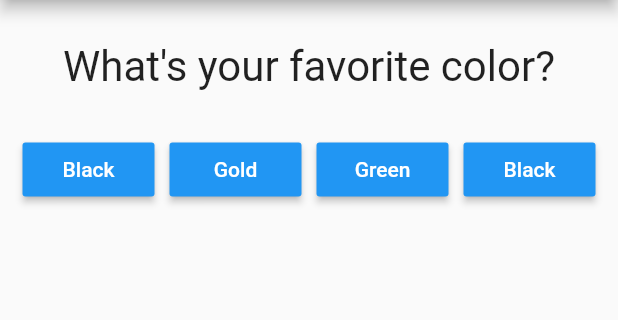
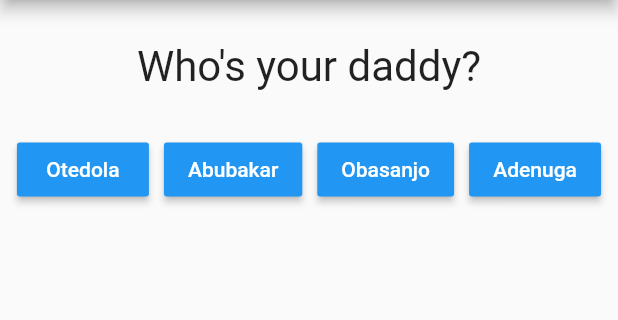
Before and after one commit to Nazianzen/quiz_app, a Flutter app: the screen it shows after launch, after a tap on "Black", after a tap on "Cat", on a phone screen of 412 x 824 dp, the part 84-404 px from its top. Run offline on Flutter 3.47's test engine with Material 2 defaults, Android fonts, the phone set to English and light mode, and no system bars.

Commit message:
Completed the quiz app module.

```diff
--- a/lib/answer.dart
+++ b/lib/answer.dart
@@ -4,7 +4,7 @@ class Answer extends StatelessWidget {
   final String buttonText;
   final Function action;
 
-  Answer({this.buttonText, this.action});
+  Answer({@required this.buttonText, @required this.action});
 
   @override
   Widget build(BuildContext context) {
--- a/lib/main.dart
+++ b/lib/main.dart
@@ -1,6 +1,6 @@
 import 'package:flutter/material.dart';
-import 'package:quiz_app/answer.dart';
-import 'package:quiz_app/question.dart';
+import 'package:quiz_app/quiz.dart';
+import 'package:quiz_app/result.dart';
 
 void main() {
   runApp(MyApp());
@@ -14,54 +14,72 @@ class MyApp extends StatefulWidget {
 }
 
 class _MyAppState extends State<MyApp> {
+  final _questions = const [
+    {
+      'question': 'What\'s your favorite color?',
+      'answers': [
+        {'text': 'Black', 'score': 10},
+        {'text': 'Gold', 'score': 8},
+        {'text': 'Green', 'score': 6},
+        {'text': 'Blue', 'score': 4},
+      ],
+    },
+    {
+      'question': 'What\'s your favorite animal?',
+      'answers': [
+        {'text': 'Dog', 'score': 4},
+        {'text': 'Cat', 'score': 6},
+        {'text': 'Parrot', 'score': 8},
+        {'text': 'Sheep', 'score': 10},
+      ],
+    },
+    {
+      'question': 'Who\'s your daddy?',
+      'answers': [
+        {'text': 'Otedola', 'score': 6},
+        {'text': 'Abubakar', 'score': 8},
+        {'text': 'Obasanjo', 'score': 10},
+        {'text': 'Adenuga', 'score': 4},
+      ],
+    },
+  ];
+
   var _questionIndex = 0;
+  var _totalScore = 0;
 
-  void _answerQuestion() {
+  void _resetQuiz() {
     setState(() {
-      if (_questionIndex == 0) {
-        _questionIndex = 1;
-      } else {
-        _questionIndex = 0;
-      }
+      _questionIndex = 0;
+      _totalScore = 0;
+    });
+  }
+
+  void _answerQuestion(int score) {
+    _totalScore += score;
+
+    setState(() {
+      _questionIndex += 1;
     });
   }
 
   // This widget is the root of your application.
   @override
   Widget build(BuildContext context) {
-    const _questions = [
-      {
-        'question': 'What\'s your favorite color?',
-        'answers': ['Black', 'Gold', 'Green', 'Black'],
-      },
-      {
-        'question': 'What\'s your favorite animal?',
-        'answers': ['Dog', 'Cat', 'Parrot', 'Sheep'],
-      },
-    ];
     return MaterialApp(
       home: Scaffold(
         appBar: AppBar(
           title: Text('My First App'),
         ),
-        body: Column(
-          // mainAxisAlignment: MainAxisAlignment.center,
-          children: <Widget>[
-            Question(_questions[_questionIndex]['question']),
-            Row(
-              mainAxisAlignment: MainAxisAlignment.center,
-              children: <Widget>[
-                ...(_questions[_questionIndex]['answers'] as List<String>)
-                    .map((answer) {
-                  return Answer(
-                    action: _answerQuestion,
-                    buttonText: answer,
-                  );
-                }).toList()
-              ],
-            )
-          ],
-        ),
+        body: _questionIndex < _questions.length
+            ? Quiz(
+                questions: _questions,
+                questionIndex: _questionIndex,
+                answerQuestion: _answerQuestion,
+              )
+            : Result(
+                score: _totalScore,
+                resetAction: _resetQuiz,
+              ),
       ),
     );
   }
--- /dev/null
+++ b/lib/quiz.dart
@@ -0,0 +1,37 @@
+import 'package:flutter/material.dart';
+import 'package:quiz_app/answer.dart';
+import 'package:quiz_app/question.dart';
+
+class Quiz extends StatelessWidget {
+  final List<Map<String, Object>> questions;
+  final int questionIndex;
+  final Function answerQuestion;
+
+  Quiz(
+      {@required this.questions,
+      @required this.questionIndex,
+      @required this.answerQuestion});
+
+  @override
+  Widget build(BuildContext context) {
+    return Column(
+      // mainAxisAlignment: MainAxisAlignment.center,
+      children: <Widget>[
+        Question(questions[questionIndex]['question']),
+        Row(
+          mainAxisAlignment: MainAxisAlignment.center,
+          children: <Widget>[
+            ...(questions[questionIndex]['answers']
+                    as List<Map<String, Object>>)
+                .map((answer) {
+              return Answer(
+                action: () => answerQuestion(answer['score']),
+                buttonText: answer['text'],
+              );
+            }).toList()
+          ],
+        )
+      ],
+    );
+  }
+}
```
Also changed, not shown: lib/result.dart (added, +42 -0 lines), 1 other file.
